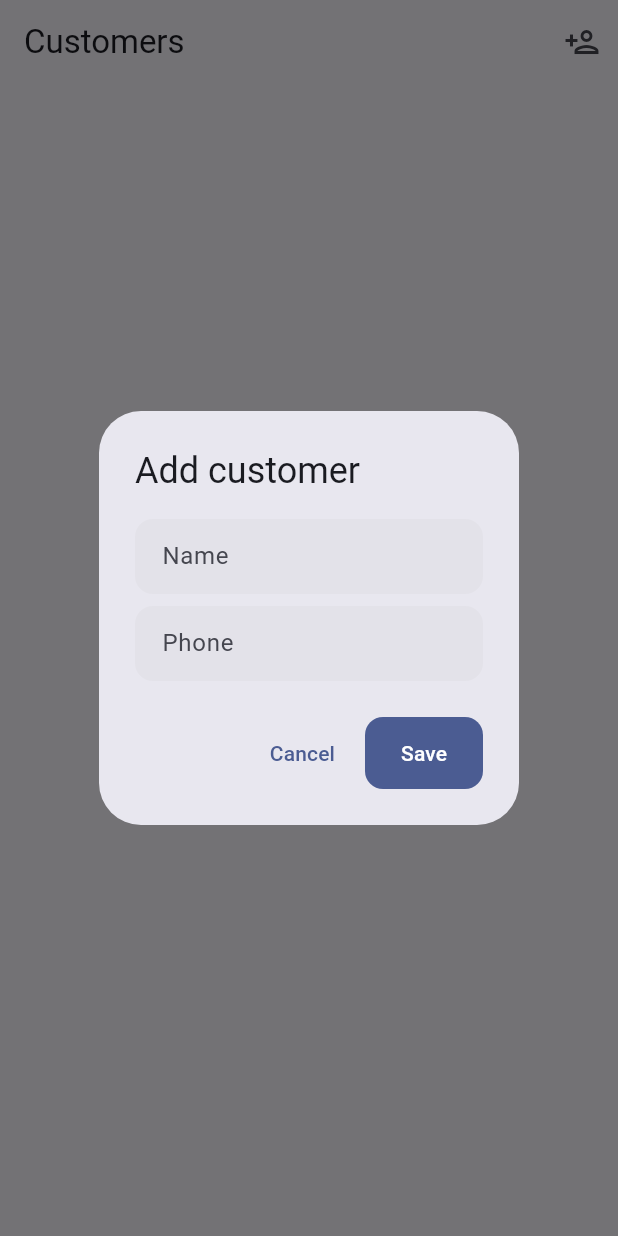
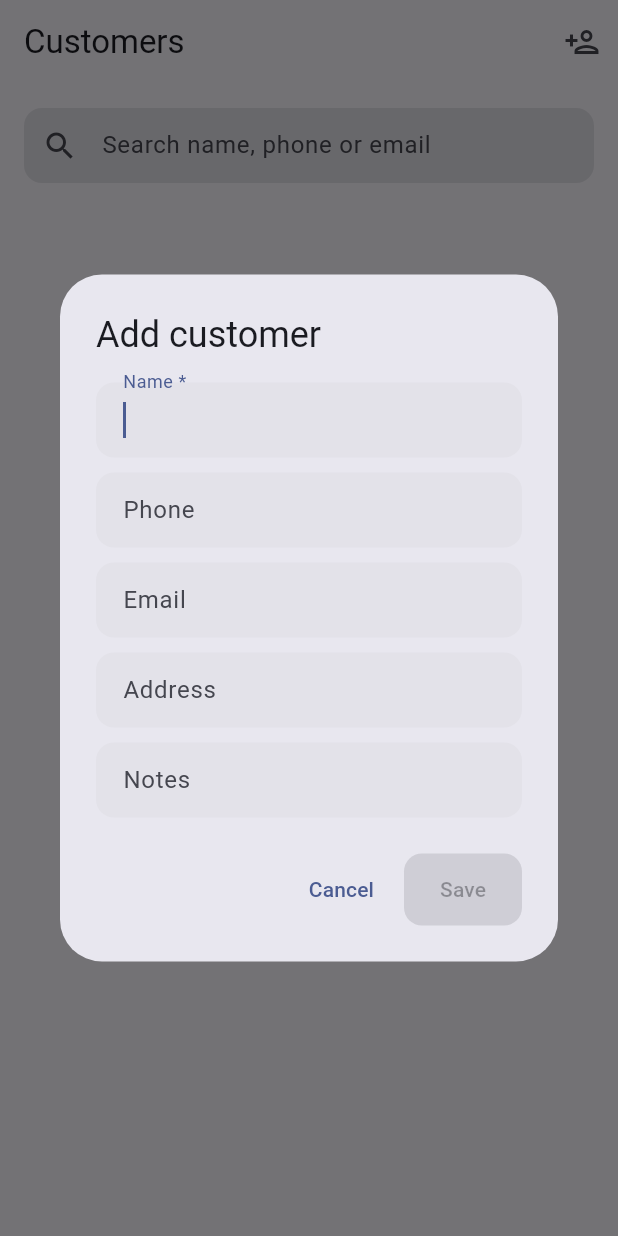
Before and after one commit to shinuXcode/shop-inventory-app, a Flutter app: the CustomersPage screen opened directly, after a tap on the "person add" icon, on a phone screen of 412 x 824 dp. Run offline on Flutter 3.47's test engine with Material 3 defaults, Android fonts, the phone set to English and light mode, and no system bars; our stand-ins replace connectivity_plus, drift, flutter_riverpod, pdf, printing, shared_preferences; accounts and stored records are empty; generated files the repository leaves out were written again.

Commit message:
feat: complete customer management and history

```diff
--- a/lib/features/customers/customers.dart
+++ b/lib/features/customers/customers.dart
@@ -8,59 +8,204 @@ class CustomersPage extends ConsumerStatefulWidget {
   const CustomersPage({super.key});
   @override ConsumerState<CustomersPage> createState() => _CustomersPageState();
 }
+
 class _CustomersPageState extends ConsumerState<CustomersPage> {
   late Future<List<Customer>> future;
-  @override void initState() {
+  final search = TextEditingController();
+
+  @override
+  void initState() {
     super.initState();
     future = ref.read(databaseProvider).getCustomers();
   }
-  void refresh() => setState(() => future = ref.read(databaseProvider).getCustomers());
+
+  void refresh() => setState(() => future = ref.read(databaseProvider).getCustomers(query: search.text));
+
+  @override
+  void dispose() {
+    search.dispose();
+    super.dispose();
+  }
 
   @override
   Widget build(BuildContext context) => Scaffold(
-    appBar: AppBar(title: const Text('Customers'), actions: [
-      IconButton(tooltip: 'Add customer', onPressed: _add, icon: const Icon(Icons.person_add_outlined))
-    ]),
-    body: FutureBuilder<List<Customer>>(
-      future: future,
-      builder: (c, s) {
-        if (!s.hasData) return const Center(child: CircularProgressIndicator());
-        final list = s.data!;
-        if (list.isEmpty) return const Center(child: Text('No customers yet'));
-        return ListView.builder(
-          padding: const EdgeInsets.all(16), itemCount: list.length,
-          itemBuilder: (_, i) => Card(child: ListTile(
-            leading: const CircleAvatar(child: Icon(Icons.person_outline)),
-            title: Text(list[i].name),
-            subtitle: Text(list[i].phone ?? 'No phone'),
-          )),
-        );
-      },
+    appBar: AppBar(
+      title: const Text('Customers'),
+      actions: [
+        IconButton(
+          tooltip: 'Add customer',
+          onPressed: () => _edit(),
+          icon: const Icon(Icons.person_add_outlined),
+        ),
+      ],
+    ),
+    body: Padding(
+      padding: const EdgeInsets.all(16),
+      child: Column(children: [
+        TextField(
+          controller: search,
+          onChanged: (_) => refresh(),
+          decoration: InputDecoration(
+            prefixIcon: const Icon(Icons.search),
+            hintText: 'Search name, phone or email',
+            suffixIcon: search.text.isEmpty ? null : IconButton(
+              onPressed: () { search.clear(); refresh(); },
+              icon: const Icon(Icons.close),
+            ),
+          ),
+        ),
+        const SizedBox(height: 12),
+        Expanded(
+          child: FutureBuilder<List<Customer>>(
+            future: future,
+            builder: (c, s) {
+              if (s.connectionState != ConnectionState.done) {
+                return const Center(child: CircularProgressIndicator());
+              }
+              if (s.hasError) return Center(child: Text('Failed to load customers: ' + s.error.toString()));
+              final list = s.data ?? const <Customer>[];
+              if (list.isEmpty) return const Center(child: Text('No customers found.'));
+              return ListView.separated(
+                itemCount: list.length,
+                separatorBuilder: (_, __) => const SizedBox(height: 8),
+                itemBuilder: (_, i) {
+                  final customer = list[i];
+                  return Card(
+                    child: ListTile(
+                      leading: CircleAvatar(
+                        child: Text(customer.name.trim().isEmpty ? '?' : customer.name.trim()[0].toUpperCase()),
+                      ),
+                      title: Text(customer.name),
+                      subtitle: Text(
+                        (customer.phone?.isNotEmpty ?? false)
+                            ? customer.phone!
+                            : (customer.email?.isNotEmpty ?? false) ? customer.email! : 'No contact details',
+                      ),
+                      onTap: () => _showCustomer(customer),
+                      trailing: PopupMenuButton<String>(
+                        onSelected: (v) {
+                          if (v == 'edit') _edit(customer);
+                          if (v == 'history') _history(customer);
+                        },
+                        itemBuilder: (_) => const [
+                          PopupMenuItem(value: 'edit', child: Text('Edit')),
+                          PopupMenuItem(value: 'history', child: Text('Purchase history')),
+                        ],
+                      ),
+                    ),
+                  );
+                },
+              );
+            },
+          ),
+        ),
+      ]),
     ),
   );
 
-  Future<void> _add() async {
-    final n = TextEditingController(), p = TextEditingController();
+  Future<void> _showCustomer(Customer customer) async {
+    await showDialog<void>(
+      context: context,
+      builder: (_) => AlertDialog(
+        title: Text(customer.name),
+        content: Column(mainAxisSize: MainAxisSize.min, crossAxisAlignment: CrossAxisAlignment.start, children: [
+          Text(customer.phone ?? 'No phone'),
+          const SizedBox(height: 4),
+          Text(customer.email ?? 'No email'),
+          if ((customer.address ?? '').isNotEmpty) ...[
+            const SizedBox(height: 10),
+            Text(customer.address!),
+          ],
+          if ((customer.notes ?? '').isNotEmpty) ...[
+            const SizedBox(height: 10),
+            Text('Notes: ' + customer.notes!),
+          ],
+        ]),
+        actions: [
+          TextButton(onPressed: () { Navigator.pop(context); _history(customer); }, child: const Text('History')),
+          FilledButton(onPressed: () { Navigator.pop(context); _edit(customer); }, child: const Text('Edit')),
+        ],
+      ),
+    );
+  }
+
+  Future<void> _history(Customer customer) async {
+    final invoices = await ref.read(databaseProvider).invoicesForCustomer(customer.id);
+    if (!mounted) return;
+    await showDialog<void>(
+      context: context,
+      builder: (_) => AlertDialog(
+        title: Text(customer.name + ' • Purchase history'),
+        content: SizedBox(
+          width: 520,
+          height: 420,
+          child: invoices.isEmpty
+              ? const Center(child: Text('No invoices for this customer.'))
+              : ListView.separated(
+                  itemCount: invoices.length,
+                  separatorBuilder: (_, __) => const Divider(height: 1),
+                  itemBuilder: (_, i) {
+                    final invoice = invoices[i];
+                    return ListTile(
+                      title: Text(invoice.invoiceNumber),
+                      subtitle: Text(invoice.createdAt.toLocal().toString()),
+                      trailing: Text('₹' + (invoice.totalMinor / 100).toStringAsFixed(2)),
+                    );
+                  },
+                ),
+        ),
+        actions: [TextButton(onPressed: () => Navigator.pop(context), child: const Text('Close'))],
+      ),
+    );
+  }
+
+  Future<void> _edit([Customer? customer]) async {
+    final name = TextEditingController(text: customer?.name ?? '');
+    final phone = TextEditingController(text: customer?.phone ?? '');
+    final email = TextEditingController(text: customer?.email ?? '');
+    final address = TextEditingController(text: customer?.address ?? '');
+    final notes = TextEditingController(text: customer?.notes ?? '');
     final ok = await showDialog<bool>(
       context: context,
       builder: (_) => AlertDialog(
-        title: const Text('Add customer'),
-        content: Column(mainAxisSize: MainAxisSize.min, children: [
-          TextField(controller: n, decoration: const InputDecoration(labelText: 'Name')),
-          const SizedBox(height: 8),
-          TextField(controller: p, decoration: const InputDecoration(labelText: 'Phone')),
-        ]),
+        title: Text(customer == null ? 'Add customer' : 'Edit customer'),
+        content: SizedBox(
+          width: 500,
+          child: SingleChildScrollView(
+            child: Column(mainAxisSize: MainAxisSize.min, children: [
+              TextField(controller: name, autofocus: true, decoration: const InputDecoration(labelText: 'Name *')),
+              const SizedBox(height: 10),
+              TextField(controller: phone, keyboardType: TextInputType.phone, decoration: const InputDecoration(labelText: 'Phone')),
+              const SizedBox(height: 10),
+              TextField(controller: email, keyboardType: TextInputType.emailAddress, decoration: const InputDecoration(labelText: 'Email')),
+              const SizedBox(height: 10),
+              TextField(controller: address, minLines: 1, maxLines: 3, decoration: const InputDecoration(labelText: 'Address')),
+              const SizedBox(height: 10),
+              TextField(controller: notes, minLines: 1, maxLines: 3, decoration: const InputDecoration(labelText: 'Notes')),
+            ]),
+          ),
+        ),
         actions: [
           TextButton(onPressed: () => Navigator.pop(context, false), child: const Text('Cancel')),
-          FilledButton(onPressed: () => Navigator.pop(context, true), child: const Text('Save')),
+          FilledButton(
+            onPressed: name.text.trim().isEmpty ? null : () => Navigator.pop(context, true),
+            child: const Text('Save'),
+          ),
         ],
       ),
     );
-    if (ok != true || n.text.trim().isEmpty) return;
+    if (ok != true || name.text.trim().isEmpty) return;
     final now = DateTime.now();
     await ref.read(databaseProvider).saveCustomer(CustomersCompanion.insert(
-      id: const Uuid().v4(), name: n.text.trim(), phone: Value(p.text.trim()),
-      createdAt: now, updatedAt: now));
+      id: customer?.id ?? const Uuid().v4(),
+      name: name.text.trim(),
+      phone: Value(phone.text.trim().isEmpty ? null : phone.text.trim()),
+      email: Value(email.text.trim().isEmpty ? null : email.text.trim()),
+      address: Value(address.text.trim().isEmpty ? null : address.text.trim()),
+      notes: Value(notes.text.trim().isEmpty ? null : notes.text.trim()),
+      createdAt: customer?.createdAt ?? now,
+      updatedAt: now,
+    ));
     refresh();
   }
 }
```
